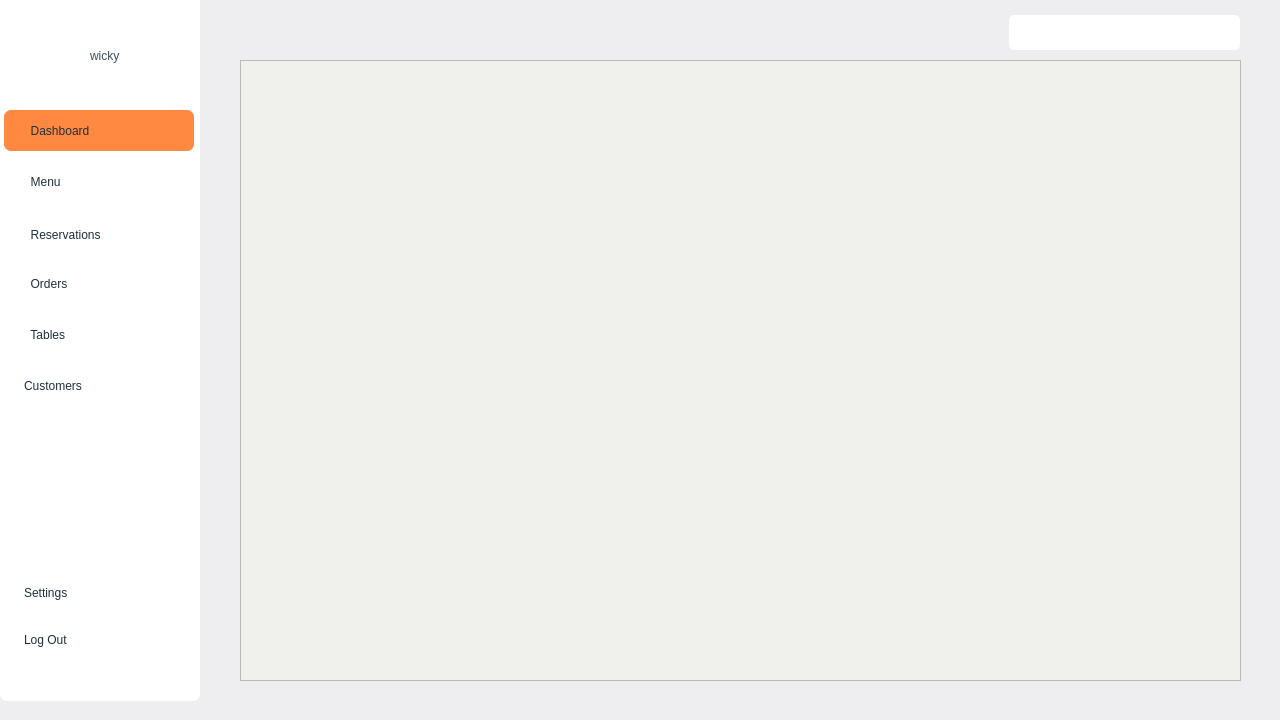
Qt form ui/admindashboard.ui (MxGhadimi/Qwicky-Uni) before a commit.
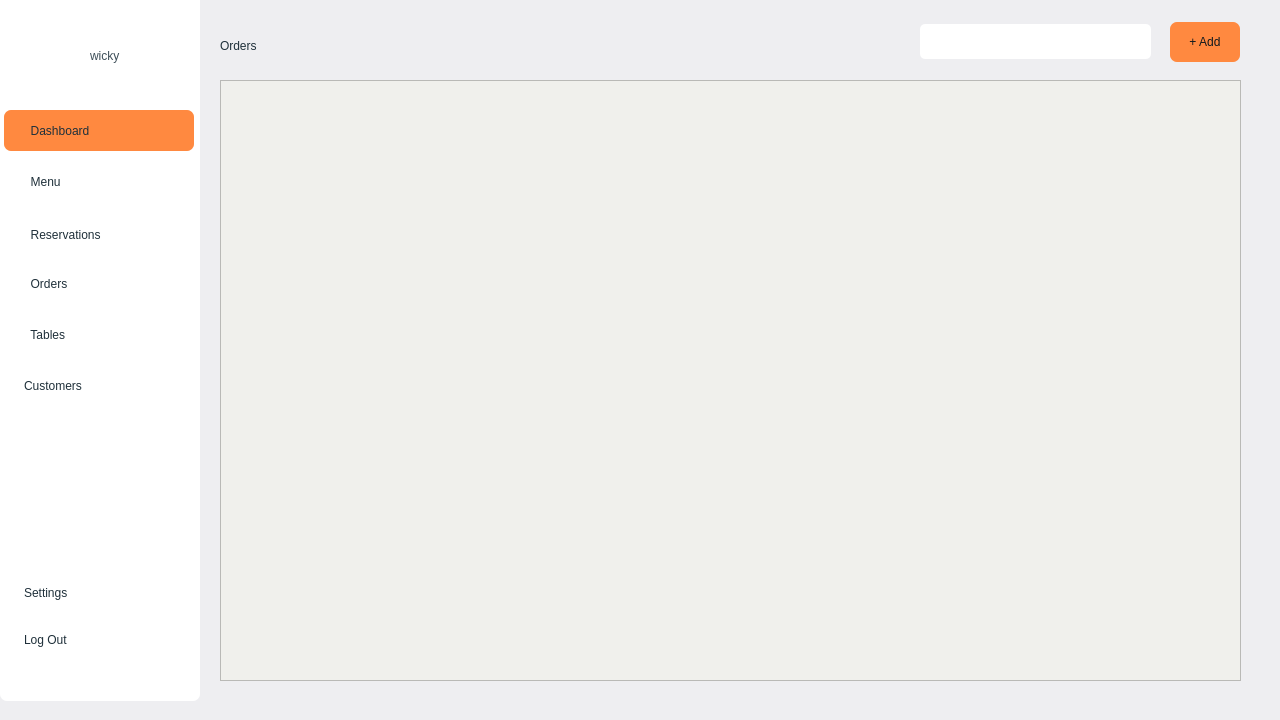
The same form after that commit. The open tabs and pages were chosen to show the change. Icons and pictures are not drawn.

Commit message: Refactor item, customer, and order classes - Completely rewrote item, customer, and order classes. - Made significant updates to related classes (show and add). - Added documentation and UML diagrams.

What changed in the file:
```diff
--- a/ui/admindashboard.ui
+++ b/ui/admindashboard.ui
@@ -2344,8 +2344,8 @@
      <widget class="QLabel" name="Searchlogo_L_2">
       <property name="geometry">
        <rect>
-        <x>1010</x>
-        <y>20</y>
+        <x>920</x>
+        <y>29</y>
         <width>25</width>
         <height>25</height>
        </rect>
@@ -2366,8 +2366,8 @@
      <widget class="QLineEdit" name="Search_LE_2">
       <property name="geometry">
        <rect>
-        <x>809</x>
-        <y>15</y>
+        <x>720</x>
+        <y>24</y>
         <width>231</width>
         <height>35</height>
        </rect>
@@ -2393,10 +2393,10 @@
      <widget class="QWidget" name="gridLayoutWidget_2">
       <property name="geometry">
        <rect>
-        <x>40</x>
-        <y>60</y>
-        <width>1001</width>
-        <height>621</height>
+        <x>20</x>
+        <y>80</y>
+        <width>1021</width>
+        <height>601</height>
        </rect>
       </property>
       <layout class="QGridLayout" name="gridLayout_3">
@@ -2478,8 +2478,8 @@
            <rect>
             <x>0</x>
             <y>0</y>
-            <width>999</width>
-            <height>619</height>
+            <width>1019</width>
+            <height>599</height>
            </rect>
           </property>
          </widget>
@@ -2487,7 +2487,177 @@
        </item>
       </layout>
      </widget>
-     <zorder>Search_LE_2</zorder>
+     <widget class="QLabel" name="Ourmenu_L_3">
+      <property name="geometry">
+       <rect>
+        <x>20</x>
+        <y>10</y>
+        <width>191</width>
+        <height>71</height>
+       </rect>
+      </property>
+      <property name="styleSheet">
+       <string notr="true">color: rgb(31, 48, 58);
+
+font: 600 26pt &quot;Monotype Corsiva&quot;;</string>
+      </property>
+      <property name="text">
+       <string>Orders</string>
+      </property>
+     </widget>
+     <widget class="QPushButton" name="Neworder_PB_2">
+      <property name="geometry">
+       <rect>
+        <x>970</x>
+        <y>22</y>
+        <width>70</width>
+        <height>40</height>
+       </rect>
+      </property>
+      <property name="palette">
+       <palette>
+        <active>
+         <colorrole role="Button">
+          <brush brushstyle="SolidPattern">
+           <color alpha="255">
+            <red>255</red>
+            <green>137</green>
+            <blue>64</blue>
+           </color>
+          </brush>
+         </colorrole>
+         <colorrole role="Text">
+          <brush brushstyle="SolidPattern">
+           <color alpha="255">
+            <red>31</red>
+            <green>48</green>
+            <blue>58</blue>
+           </color>
+          </brush>
+         </colorrole>
+         <colorrole role="ButtonText">
+          <brush brushstyle="SolidPattern">
+           <color alpha="255">
+            <red>15</red>
+            <green>24</green>
+            <blue>29</blue>
+           </color>
+          </brush>
+         </colorrole>
+         <colorrole role="Base">
+          <brush brushstyle="SolidPattern">
+           <color alpha="255">
+            <red>255</red>
+            <green>137</green>
+            <blue>64</blue>
+           </color>
+          </brush>
+         </colorrole>
+         <colorrole role="Window">
+          <brush brushstyle="SolidPattern">
+           <color alpha="255">
+            <red>255</red>
+            <green>137</green>
+            <blue>64</blue>
+           </color>
+          </brush>
+         </colorrole>
+        </active>
+        <inactive>
+         <colorrole role="Button">
+          <brush brushstyle="SolidPattern">
+           <color alpha="255">
+            <red>255</red>
+            <green>137</green>
+            <blue>64</blue>
+           </color>
+          </brush>
+         </colorrole>
+         <colorrole role="Text">
+          <brush brushstyle="SolidPattern">
+           <color alpha="255">
+            <red>31</red>
+            <green>48</green>
+            <blue>58</blue>
+           </color>
+          </brush>
+         </colorrole>
+         <colorrole role="ButtonText">
+          <brush brushstyle="SolidPattern">
+           <color alpha="255">
+            <red>15</red>
+            <green>24</green>
+            <blue>29</blue>
+           </color>
+          </brush>
+         </colorrole>
+         <colorrole role="Base">
+          <brush brushstyle="SolidPattern">
+           <color alpha="255">
+            <red>255</red>
+            <green>137</green>
+            <blue>64</blue>
+           </color>
+          </brush>
+         </colorrole>
+         <colorrole role="Window">
+          <brush brushstyle="SolidPattern">
+           <color alpha="255">
+            <red>255</red>
+            <green>137</green>
+            <blue>64</blue>
+           </color>
+          </brush>
+         </colorrole>
+        </inactive>
+        <disabled>
+         <colorrole role="Button">
+          <brush brushstyle="SolidPattern">
+           <color alpha="255">
+            <red>255</red>
+            <green>137</green>
+            <blue>64</blue>
+           </color>
+          </brush>
+         </colorrole>
+         <colorrole role="Base">
+          <brush brushstyle="SolidPattern">
+           <color alpha="255">
+            <red>255</red>
+            <green>137</green>
+            <blue>64</blue>
+           </color>
+          </brush>
+         </colorrole>
+         <colorrole role="Window">
+          <brush brushstyle="SolidPattern">
+           <color alpha="255">
+            <red>255</red>
+            <green>137</green>
+            <blue>64</blue>
+           </color>
+          </brush>
+         </colorrole>
+        </disabled>
+       </palette>
+      </property>
+      <property name="styleSheet">
+       <string notr="true">QPushButton {
+    background-color: rgb(255, 137, 64);
+    border: none;
+    border-radius: 7px;
+	
+	font: 600 13pt &quot;Segoe UI&quot;;
+}
+QPushButton::pressed {
+    background-color: rgb(255, 85, 0);
+}</string>
+      </property>
+      <property name="text">
+       <string>+ Add</string>
+      </property>
+     </widget>
+     <zorder>Searchorder_L</zorder>
      <zorder>gridLayoutWidget_2</zorder>
      <zorder>Searchlogo_L_2</zorder>
     </widget>
```
Left out of the diff: 349 changed lines with no effect on the pictures. The commit also changes 318 other files.
